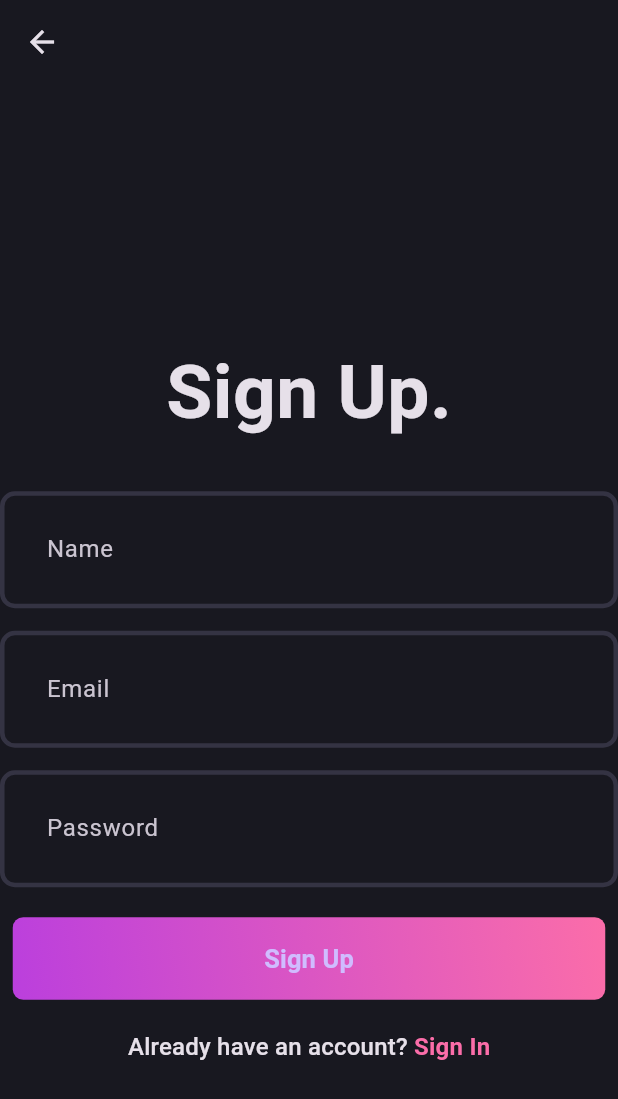
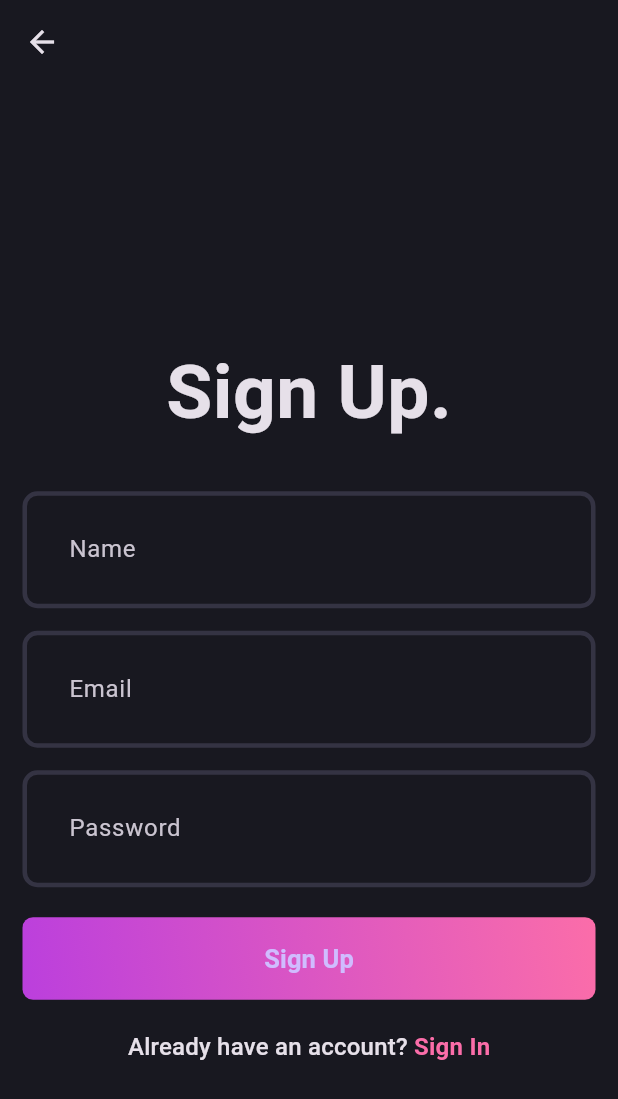
Before and after one commit to VladiPrograma/Flutter-app, a Flutter app: the SignUpPage screen opened directly, on a phone screen of 412 x 824 dp. Shown: the top 1099 px of the screen. Run offline on Flutter 3.47's test engine with Material 3 defaults, Android fonts, the phone set to English and light mode, and no system bars; our stand-ins replace connectivity_plus, flutter_bloc, fpdart, get_it, image_picker, sqflite; accounts and stored records are empty.

Commit message:
added padding

```diff
--- a/lib/features/auth/presentation/pages/signup_page.dart
+++ b/lib/features/auth/presentation/pages/signup_page.dart
@@ -38,11 +38,10 @@ class _SignUpPageState extends State<SignUpPage> {
     return Scaffold(
         appBar: AppBar(),
     body: SingleChildScrollView(
-      physics: PageScrollPhysics(),
       child: Container(
         height: size.height,
         width: size.width,
-        // padding: const EdgeInsets.all(15.0),
+         padding: const EdgeInsets.all(15.0),
         child: BlocConsumer<AuthBloc, AuthState>(
           listener: (context, state) {
             if (state is AuthFailure) {
```
